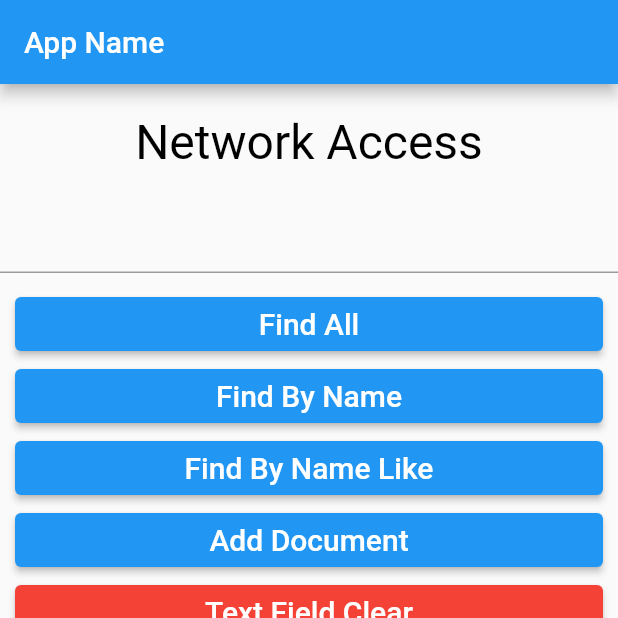
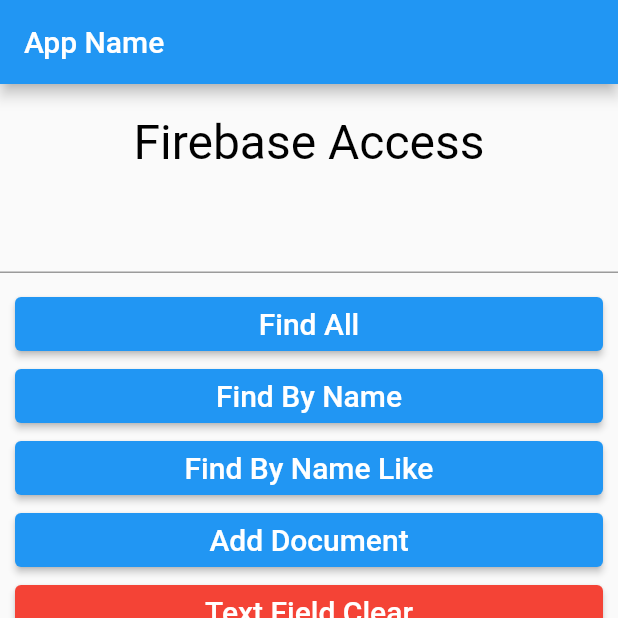
Before and after one commit to Sho-Nagato/flutter-training, a Flutter app: the screen it shows after launch, on a phone screen of 412 x 824 dp, the top half of it. Run offline on Flutter 3.47's test engine with Material 2 defaults, Android fonts, the phone set to English and light mode, and no system bars; our stand-ins replace cloud_firestore, firebase_core; accounts and stored records are empty.

Commit message:
fix text wdget message

```diff
--- a/lib/main.dart
+++ b/lib/main.dart
@@ -69,7 +69,7 @@ class _MyHomePageState extends State<MyHomePage> {
             const Padding(
               padding: EdgeInsets.all(20.0),
               child: Text(
-                "Network Access",
+                "Firebase Access",
                 textAlign: TextAlign.center,
                 style: TextStyle(
                   fontSize:32.0,
```
